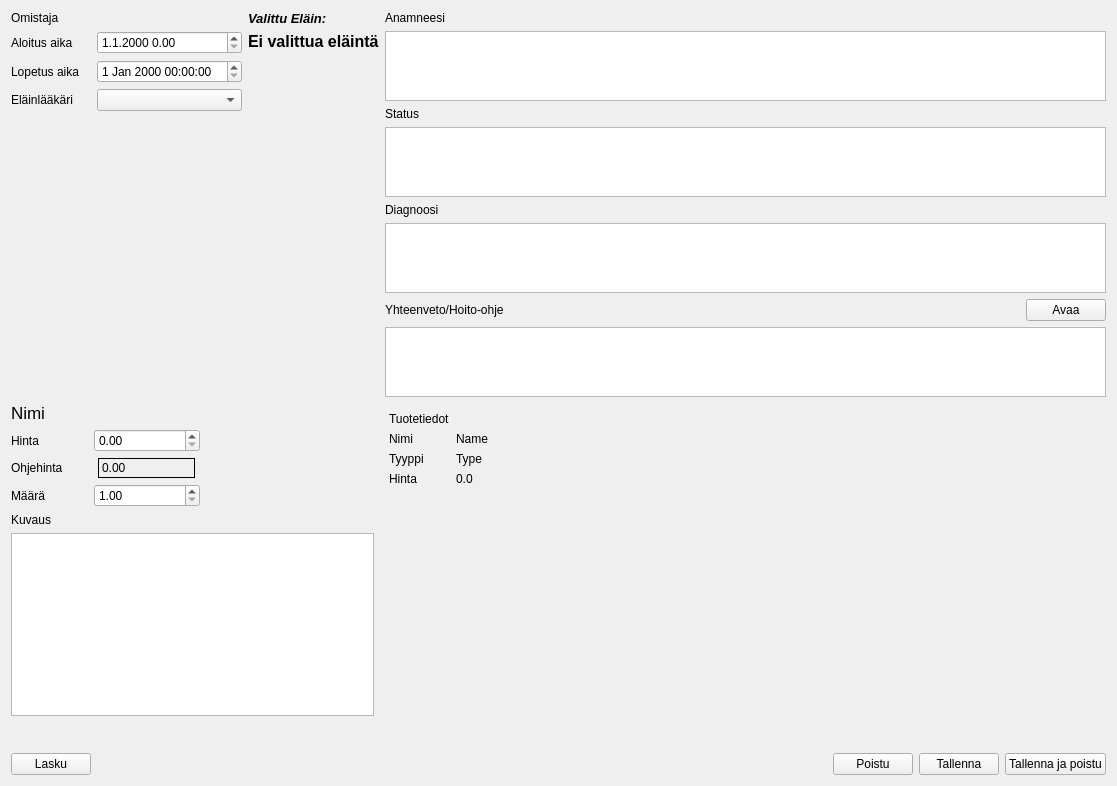
mape90/VetApp, file uipy/ui_visit.ui: the form before one commit.
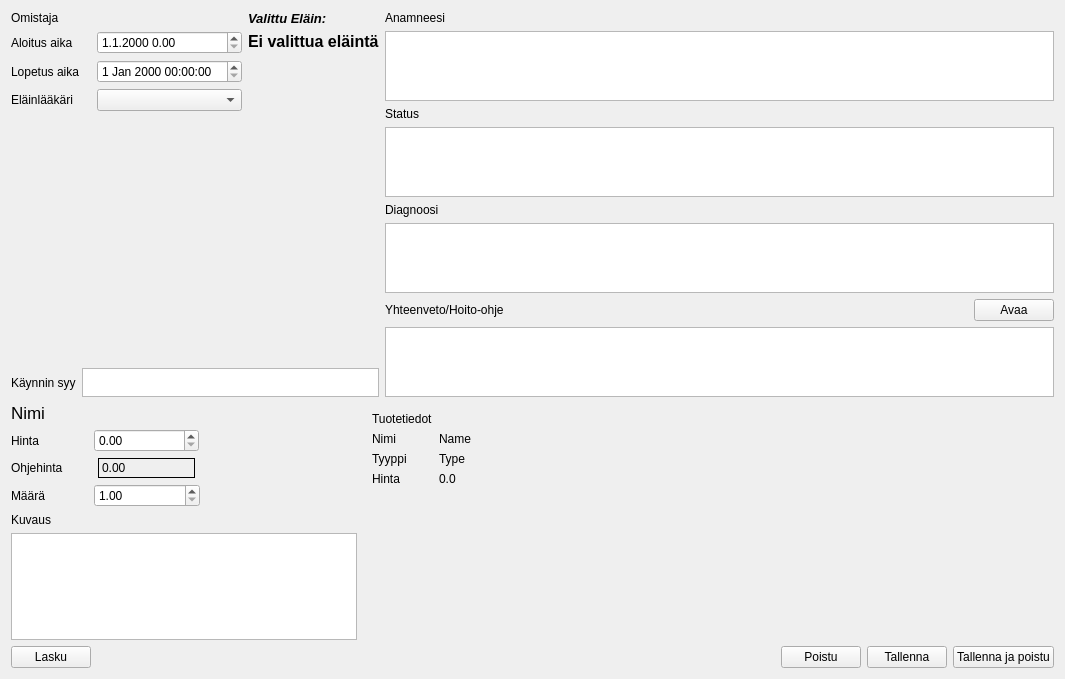
The form after the commit.

Commit message: added search for animal visits + flag for removed items

```diff
--- a/uipy/ui_visit.ui
+++ b/uipy/ui_visit.ui
@@ -6,8 +6,8 @@
    <rect>
     <x>0</x>
     <y>0</y>
-    <width>1117</width>
-    <height>786</height>
+    <width>1065</width>
+    <height>679</height>
    </rect>
   </property>
   <property name="windowTitle">
@@ -196,6 +196,71 @@
          </item>
         </layout>
        </item>
+       <item>
+        <layout class="QVBoxLayout" name="verticalLayout_2" stretch="5,1">
+         <item>
+          <spacer name="verticalSpacer_4">
+           <property name="orientation">
+            <enum>Qt::Vertical</enum>
+           </property>
+           <property name="sizeHint" stdset="0">
+            <size>
+             <width>20</width>
+             <height>40</height>
+            </size>
+           </property>
+          </spacer>
+         </item>
+         <item>
+          <layout class="QHBoxLayout" name="horizontalLayout_14">
+           <item>
+            <widget class="QLabel" name="label_7">
+             <property name="maximumSize">
+              <size>
+               <width>16777215</width>
+               <height>30</height>
+              </size>
+             </property>
+             <property name="text">
+              <string>Käynnin syy</string>
+             </property>
+            </widget>
+           </item>
+           <item>
+            <widget class="QTextEdit" name="reasonTextEdit">
+             <property name="maximumSize">
+              <size>
+               <width>16777215</width>
+               <height>29</height>
+              </size>
+             </property>
+             <property name="toolTip">
+              <string>Tämä tulee näkymään käyntiä haettaessa</string>
+             </property>
+             <property name="whatsThis">
+              <string/>
+             </property>
+             <property name="accessibleDescription">
+              <string/>
+             </property>
+             <property name="tabChangesFocus">
+              <bool>true</bool>
+             </property>
+             <property name="documentTitle">
+              <string/>
+             </property>
+             <property name="lineWrapMode">
+              <enum>QTextEdit::WidgetWidth</enum>
+             </property>
+             <property name="lineWrapColumnOrWidth">
+              <number>0</number>
+             </property>
+            </widget>
+           </item>
+          </layout>
+         </item>
+        </layout>
+       </item>
        <item>
         <layout class="QHBoxLayout" name="animalSelectorLayout"/>
        </item>
```
The commit also changes 10 other files.
